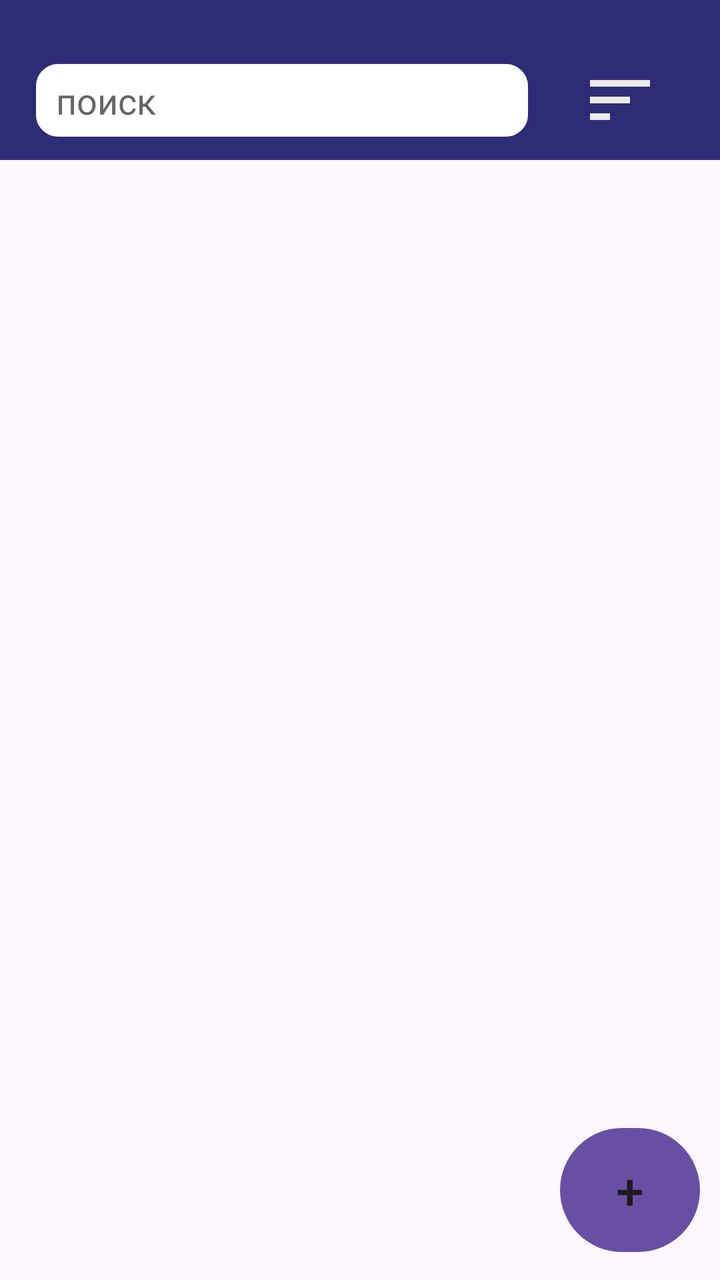
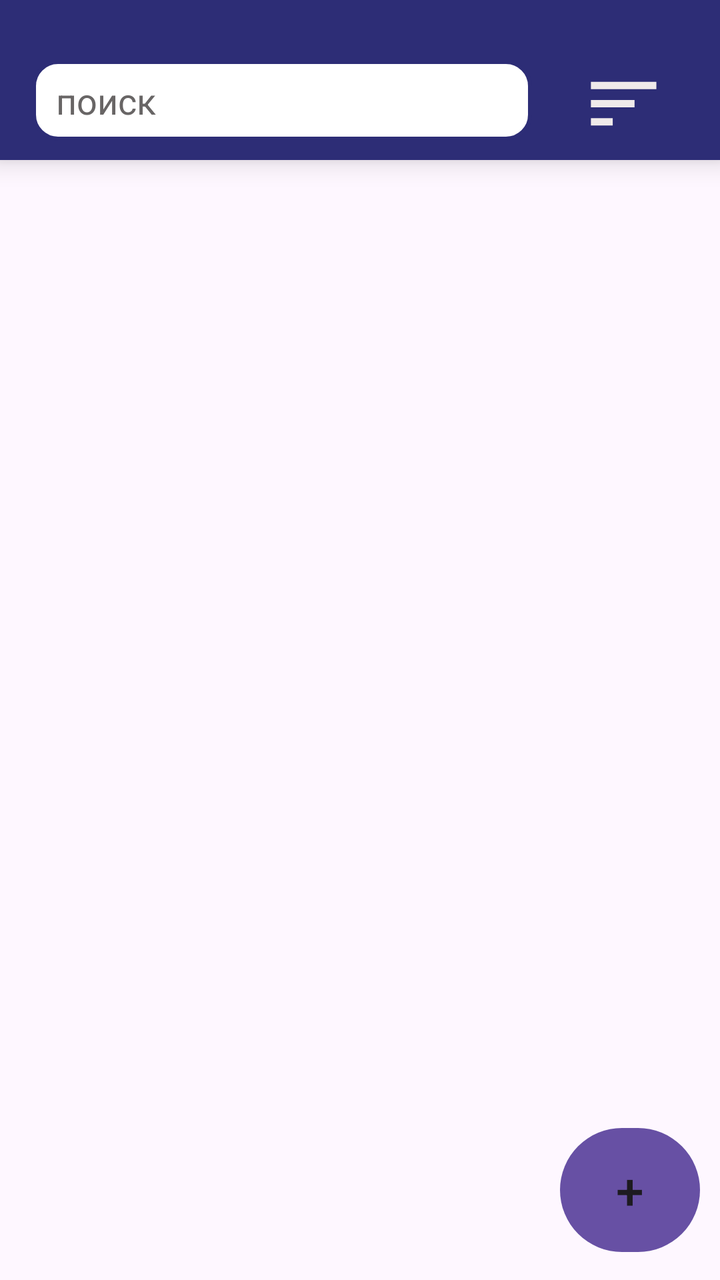

An Android layout rendered at two revisions. The XML below is the earlier revision; the diff shows what the commit changed to produce the second picture.
<!-- AndroidManifest.xml: application theme Theme.ToDoList -->
<!-- res/layout/fragment_list.xml -->
<?xml version="1.0" encoding="utf-8"?>
<androidx.constraintlayout.widget.ConstraintLayout
    xmlns:android="http://schemas.android.com/apk/res/android"
    xmlns:app="http://schemas.android.com/apk/res-auto"
    xmlns:tools="http://schemas.android.com/tools"
    android:layout_width="match_parent"
    android:layout_height="match_parent">

    <androidx.coordinatorlayout.widget.CoordinatorLayout
        android:layout_width="match_parent"
        android:layout_height="match_parent">

        <com.google.android.material.appbar.AppBarLayout
            android:id="@+id/appBarLayout"
            android:layout_width="match_parent"
            android:layout_height="175dp"
            app:expanded="false">

            <com.google.android.material.appbar.CollapsingToolbarLayout
                android:layout_width="match_parent"
                android:layout_height="match_parent"
                android:minHeight="80dp"
                app:contentScrim="#2D2D76"
                app:layout_scrollFlags="scroll|snap|exitUntilCollapsed">

                <LinearLayout
                    android:layout_width="match_parent"
                    android:layout_height="95dp"
                    android:layout_gravity="bottom"
                    android:gravity="center_vertical"
                    android:orientation="horizontal"
                    android:paddingHorizontal="16dp"
                    android:background="#C2AEDC">

                  <Button
                      android:id="@+id/all_id"
                      android:layout_height="45dp"
                      android:layout_width="65dp"
                      android:layout_weight="1"
                      android:layout_margin="5dp"
                      android:text="all"
                      />

                    <Button
                        android:id="@+id/test1"
                        android:layout_height="45dp"
                        android:layout_width="65dp"
                        android:layout_weight="1"
                        android:layout_margin="5dp"
                        android:text="all"
                        />

                    <Button
                        android:id="@+id/test2"
                        android:layout_height="45dp"
                        android:layout_width="65dp"
                        android:layout_weight="1"
                        android:layout_margin="5dp"
                        android:text="all"
                        />

                    <Button
                        android:id="@+id/test3"
                        android:layout_height="45dp"
                        android:layout_width="65dp"
                        android:layout_weight="1"
                        android:layout_margin="5dp"
                        android:text="all"
                        />

                </LinearLayout>

                <Toolbar
                    android:id="@+id/toolbar"
                    android:layout_width="match_parent"
                    android:layout_height="80dp"
                    android:background="#2D2D76"
                    app:layout_collapseMode="pin"
                    android:elevation="8dp"
                    android:focusable="true"
                    android:focusableInTouchMode="true">

                    <EditText
                        android:id="@+id/search"
                        android:layout_width="250dp"
                        android:layout_height="wrap_content"
                        android:layout_marginTop="30dp"
                        android:background="@drawable/rounded_edittext"
                        android:hint="поиск"
                        android:textColor="#111111"
                        android:textColorHint="#686565"


                        android:inputType="text"
                        android:maxLines="1"
                        android:imeOptions="actionSearch"
                        />

                    <ImageButton
                        android:id="@+id/sort_button_id"
                        android:layout_width="40dp"
                        android:layout_height="40dp"
                        android:layout_gravity="right|center_vertical"
                        android:layout_marginTop="30dp"
                        android:layout_marginRight="30dp"
                        android:background="@drawable/sort" />
                </Toolbar>

            </com.google.android.material.appbar.CollapsingToolbarLayout>


        </com.google.android.material.appbar.AppBarLayout>

        <androidx.recyclerview.widget.RecyclerView
            android:id="@+id/list"
            android:layout_width="match_parent"
            android:layout_height="match_parent"

            app:layoutManager="androidx.recyclerview.widget.LinearLayoutManager"

            app:layout_behavior="@string/appbar_scrolling_view_behavior"/>

        <Button
            android:id="@+id/add_record"
            style="@style/BtnAddRecord"
            android:layout_width="70dp"
            android:layout_height="70dp"
            android:layout_gravity="bottom|end"
            android:layout_marginRight="10dp"
            android:layout_marginBottom="10dp" />



    </androidx.coordinatorlayout.widget.CoordinatorLayout>
</androidx.constraintlayout.widget.ConstraintLayout>
<!-- resources referenced by this layout -->
<resources>
  <!-- drawable rounded_edittext (drawable) -->
  <?xml version="1.0" encoding="utf-8"?>
  <shape xmlns:android="http://schemas.android.com/apk/res/android"
      android:shape="rectangle">
  
      <corners android:radius="12dp" />
  
      <solid android:color="#FFFFFF" />
  
      <stroke
          android:width="2dp"
          android:color="#2D2D76" />
  
      <padding
          android:left="12dp"
          android:top="8dp"
          android:right="12dp"
          android:bottom="8dp" />
  </shape>
  <!-- drawable sort (drawable) -->
  <vector xmlns:android="http://schemas.android.com/apk/res/android" android:autoMirrored="true" android:height="20dp" android:tint="#EFEAEA" android:viewportHeight="24" android:viewportWidth="24" android:width="20dp">
        
      <path android:fillColor="@android:color/white" android:pathData="M3,18h6v-2L3,16v2zM3,6v2h18L21,6L3,6zM3,13h12v-2L3,11v2z"/>
      
  </vector>
  <style name="BtnAddRecord" parent="Btn">
          <item name="cornerRadius">35dp</item>
          <item name="android:textSize">25sp</item>
          <item name="android:text">+</item>
      </style>
  <style name="Theme.ToDoList" parent="Base.Theme.ToDoList" />
  <style name="Btn" parent="TextAppearance.MaterialComponents.Button">
  
      </style>
  <style name="Base.Theme.ToDoList" parent="Theme.Material3.DayNight.NoActionBar">
          
          
      </style>
</resources>

<!-- the commit's change to res/layout/fragment_list.xml (unified diff, before → after) -->
@@ -32,79 +32,47 @@
                     android:paddingHorizontal="16dp"
                     android:background="#C2AEDC">
 
-                  <Button
-                      android:id="@+id/all_id"
-                      android:layout_height="45dp"
-                      android:layout_width="65dp"
-                      android:layout_weight="1"
-                      android:layout_margin="5dp"
-                      android:text="all"
-                      />
+                    <ImageButton
+                        android:id="@+id/all_id"
+                        android:layout_width="0dp"
+                        android:layout_height="match_parent"
+                        android:layout_weight="1"
+                        android:src="@drawable/all"
+                        android:scaleType="centerInside"
+                        android:background="?attr/selectableItemBackgroundBorderless"
+                        android:contentDescription="Все записи" />
 
-                    <Button
-                        android:id="@+id/test1"
-                        android:layout_height="45dp"
-                        android:layout_width="65dp"
+                    <ImageButton
+                        android:id="@+id/sortingByAlphabet"
+                        android:layout_width="0dp"
+                        android:layout_height="match_parent"
                         android:layout_weight="1"
-                        android:layout_margin="5dp"
-                        android:text="all"
-                        />
+                        android:src="@drawable/sort_by_alpha"
+                        android:scaleType="centerInside"
+                        android:background="?attr/selectableItemBackgroundBorderless"
+                        android:contentDescription="Сортировка по алфавиту" />
 
-                    <Button
-                        android:id="@+id/test2"
-                        android:layout_height="45dp"
-                        android:layout_width="65dp"
+                    <ImageButton
+                        android:id="@+id/sortByDate"
+                        android:layout_width="0dp"
+                        android:layout_height="match_parent"
                         android:layout_weight="1"
-                        android:layout_margin="5dp"
-                        android:text="all"
-                        />
+                        android:src="@drawable/clock_arrow_up"
+                        android:scaleType="centerInside"
+                        android:background="?attr/selectableItemBackgroundBorderless"
+                        android:contentDescription="Сортировка по дате" />
 
-                    <Button
-                        android:id="@+id/test3"
-                        android:layout_height="45dp"
-                        android:layout_width="65dp"
+                    <ImageButton
+                        android:id="@+id/sortingByImportance"
+                        android:layout_width="0dp"
+                        android:layout_height="match_parent"
                         android:layout_weight="1"
-                        android:layout_margin="5dp"
-                        android:text="all"
-                        />
+                        android:src="@drawable/star"
+                        android:scaleType="centerInside"
+                        android:background="?attr/selectableItemBackgroundBorderless"
+                        android:contentDescription="Сортировка по важности" />
 
                 </LinearLayout>
-
-                <Toolbar
-                    android:id="@+id/toolbar"
-                    android:layout_width="match_parent"
-                    android:layout_height="80dp"
-                    android:background="#2D2D76"
-                    app:layout_collapseMode="pin"
-                    android:elevation="8dp"
-                    android:focusable="true"
-                    android:focusableInTouchMode="true">
-
-                    <EditText
-                        android:id="@+id/search"
-                        android:layout_width="250dp"
-                        android:layout_height="wrap_content"
-                        android:layout_marginTop="30dp"
-                        android:background="@drawable/rounded_edittext"
-                        android:hint="поиск"
-                        android:textColor="#111111"
-                        android:textColorHint="#686565"
-
-
-                        android:inputType="text"
-                        android:maxLines="1"
-                        android:imeOptions="actionSearch"
-                        />
-
-                    <ImageButton
-                        android:id="@+id/sort_button_id"
-                        android:layout_width="40dp"
-                        android:layout_height="40dp"
-                        android:layout_gravity="right|center_vertical"
-                        android:layout_marginTop="30dp"
-                        android:layout_marginRight="30dp"
-                        android:background="@drawable/sort" />
-                </Toolbar>
 
             </com.google.android.material.appbar.CollapsingToolbarLayout>
 
@@ -129,6 +97,41 @@
             android:layout_marginRight="10dp"
             android:layout_marginBottom="10dp" />
 
+        <Toolbar
+            android:id="@+id/toolbar"
+            android:layout_width="match_parent"
+            android:layout_height="80dp"
+            android:background="#2D2D76"
+            android:elevation="8dp"
+            android:focusable="true"
+            android:focusableInTouchMode="true"
+            app:layout_collapseMode="pin">
+
+            <EditText
+                android:id="@+id/search"
+                android:layout_width="250dp"
+                android:layout_height="wrap_content"
+                android:layout_marginTop="30dp"
+                android:background="@drawable/rounded_edittext"
+                android:hint="поиск"
+                android:imeOptions="actionSearch"
+                android:inputType="text"
+
+
+                android:maxLines="1"
+                android:textColor="#111111"
+                android:textColorHint="#686565" />
+
+            <ImageButton
+                android:id="@+id/sort_button_id"
+                android:layout_width="40dp"
+                android:layout_height="40dp"
+                android:layout_gravity="right|center_vertical"
+                android:layout_marginTop="30dp"
+                android:layout_marginRight="30dp"
+                android:background="@drawable/sort"
+                android:foreground="?attr/selectableItemBackground"/>
+        </Toolbar>
 
 
     </androidx.coordinatorlayout.widget.CoordinatorLayout>
<!-- resource entries referenced after the edit -->
@@ -1,5 +1,25 @@
 <!-- resources referenced by this layout -->
 <resources>
+  <!-- drawable all (drawable) -->
+  <vector xmlns:android="http://schemas.android.com/apk/res/android"
+      android:width="24dp"
+      android:height="24dp"
+      android:viewportWidth="960"
+      android:viewportHeight="960">
+    <path
+        android:pathData="M320,680 L80,440l240,-240 57,56 -184,184 184,184 -57,56ZM800,760v-160q0,-50 -35,-85t-85,-35L433,480l144,144 -57,56 -240,-240 240,-240 57,56 -144,144h247q83,0 141.5,58.5T880,600v160h-80Z"
+        android:fillColor="#e3e3e3"/>
+  </vector>
+  <!-- drawable clock_arrow_up (drawable) -->
+  <vector xmlns:android="http://schemas.android.com/apk/res/android"
+      android:width="24dp"
+      android:height="24dp"
+      android:viewportWidth="960"
+      android:viewportHeight="960">
+    <path
+        android:pathData="M127.5,692.5Q40,605 40,480t87.5,-212.5Q215,180 340,180t212.5,87.5Q640,355 640,480t-87.5,212.5Q465,780 340,780t-212.5,-87.5ZM740,800v-488l-44,44 -56,-56 140,-140 140,140 -57,56 -43,-43v487h-80ZM496,636q64,-64 64,-156t-64,-156q-64,-64 -156,-64t-156,64q-64,64 -64,156t64,156q64,64 156,64t156,-64ZM420,620 L476,564 380,467v-147h-80v180l120,120ZM340,480Z"
+        android:fillColor="#e3e3e3"/>
+  </vector>
   <!-- drawable rounded_edittext (drawable) -->
   <?xml version="1.0" encoding="utf-8"?>
   <shape xmlns:android="http://schemas.android.com/apk/res/android"
@@ -20,10 +40,30 @@
           android:bottom="8dp" />
   </shape>
   <!-- drawable sort (drawable) -->
-  <vector xmlns:android="http://schemas.android.com/apk/res/android" android:autoMirrored="true" android:height="20dp" android:tint="#EFEAEA" android:viewportHeight="24" android:viewportWidth="24" android:width="20dp">
+  <vector xmlns:android="http://schemas.android.com/apk/res/android" android:autoMirrored="true" android:height="20dp" android:tint="#EFEAEA" android:viewportHeight="22" android:viewportWidth="22" android:width="20dp">
         
       <path android:fillColor="@android:color/white" android:pathData="M3,18h6v-2L3,16v2zM3,6v2h18L21,6L3,6zM3,13h12v-2L3,11v2z"/>
       
+  </vector>
+  <!-- drawable sort_by_alpha (drawable) -->
+  <vector xmlns:android="http://schemas.android.com/apk/res/android"
+      android:width="24dp"
+      android:height="24dp"
+      android:viewportWidth="960"
+      android:viewportHeight="960">
+    <path
+        android:pathData="m80,680 l150,-400h86l150,400h-82l-34,-96L196,584l-32,96L80,680ZM220,516h104l-48,-150h-6l-50,150ZM548,680v-76l202,-252L556,352v-72h282v76L638,608h202v72L548,680ZM360,200l120,-120 120,120L360,200ZM480,880 L360,760h240L480,880Z"
+        android:fillColor="#e3e3e3"/>
+  </vector>
+  <!-- drawable star (drawable) -->
+  <vector xmlns:android="http://schemas.android.com/apk/res/android"
+      android:width="24dp"
+      android:height="24dp"
+      android:viewportWidth="960"
+      android:viewportHeight="960">
+    <path
+        android:pathData="m354,673 l126,-76 126,77 -33,-144 111,-96 -146,-13 -58,-136 -58,135 -146,13 111,97 -33,143ZM233,840l65,-281L80,370l288,-25 112,-265 112,265 288,25 -218,189 65,281 -247,-149 -247,149ZM480,490Z"
+        android:fillColor="#e3e3e3"/>
   </vector>
   <style name="BtnAddRecord" parent="Btn">
           <item name="cornerRadius">35dp</item>
